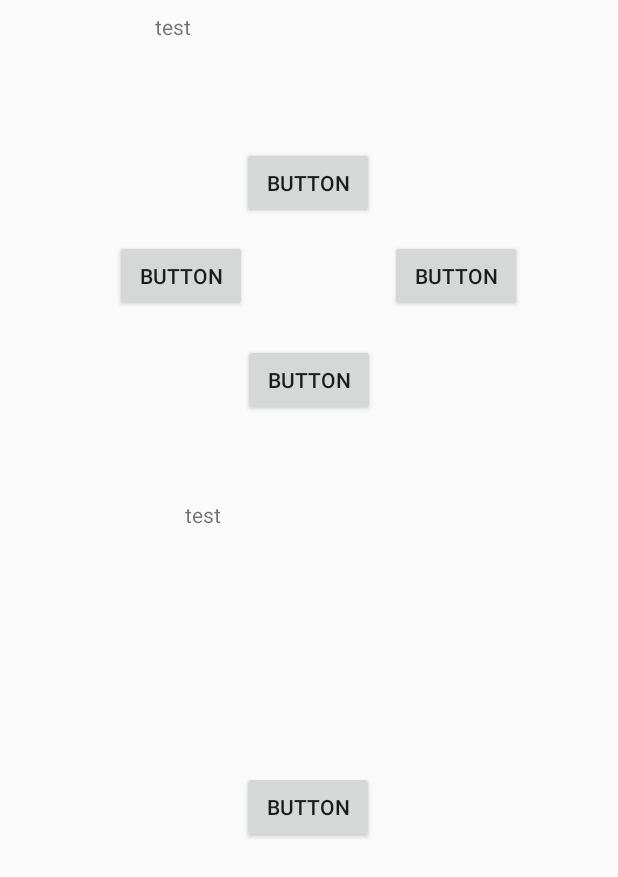
After one commit to ale-mazz/LEGO-Print3r, an Android app: the CalibrationActivity screen opened directly, with no data from a screen before it, on a phone screen of 412 x 824 dp. The commit adds this screen. Shown: the top 877 px of the screen. Run offline under Robolectric (Android 15) with nearby library versions, the phone set to English and light mode, and no system bars.

Commit message:
added calibration activity and layout mockup + removed bluetooth if

```diff
--- a/app/src/main/AndroidManifest.xml
+++ b/app/src/main/AndroidManifest.xml
@@ -17,10 +17,11 @@
         android:roundIcon="@mipmap/app_logo_round"
         android:supportsRtl="true"
         android:theme="@style/AppTheme">
+        <activity android:name=".CalibrationActivity"></activity>
         <activity
             android:name=".PrintPreviewActivityHelp"
             android:label="PrintPreviewActivityHelp"
-            android:theme="@style/AppTheme.HelpBox"/>
+            android:theme="@style/AppTheme.HelpBox" />
         <activity android:name=".PrintActivity" />
         <activity android:name=".PrintPreviewActivity" />
         <activity
@@ -29,11 +30,13 @@
             android:theme="@style/AppTheme.HelpBox">
             <intent-filter>
                 <action android:name="android.intent.action.VIEW" />
+
                 <category android:name="android.intent.category.DEFAULT" />
                 <category android:name="android.intent.category.BROWSABLE" />
+
                 <data
-                    android:scheme="https"
-                    android:host="github.com" />
+                    android:host="github.com"
+                    android:scheme="https" />
             </intent-filter>
         </activity>
         <activity android:name=".BluetoothErrorActivity" />
--- /dev/null
+++ b/app/src/main/java/printer/ev3printer/CalibrationActivity.java
@@ -0,0 +1,13 @@
+package printer.ev3printer;
+
+import android.support.v7.app.AppCompatActivity;
+import android.os.Bundle;
+
+public class CalibrationActivity extends AppCompatActivity {
+
+    @Override
+    protected void onCreate(Bundle savedInstanceState) {
+        super.onCreate(savedInstanceState);
+        setContentView(R.layout.activity_calibration);
+    }
+}
--- a/app/src/main/java/printer/ev3printer/SplashActivity.java
+++ b/app/src/main/java/printer/ev3printer/SplashActivity.java
@@ -18,15 +18,15 @@ public class SplashActivity extends AppCompatActivity {
 
         new Handler().postDelayed(() -> {
             Intent mySuperIntent = new Intent(SplashActivity.this, GalleryActivity.class);
-            Intent i = new Intent(SplashActivity.this, BluetoothErrorActivity.class);
+            //Intent i = new Intent(SplashActivity.this, BluetoothErrorActivity.class);
             BluetoothAdapter mBluetoothAdapter = BluetoothAdapter.getDefaultAdapter();
-            if (!isBluetoothAvailable()) {
-                startActivity(i);
-                finish();
-            } else {
+            //if (!isBluetoothAvailable()) {
+            //    startActivity(i);
+            //    finish();
+            //} else {
                 startActivity(mySuperIntent);
                 finish();
-            }
+            //}
         }, SPLASH_TIME);
     }
 
--- /dev/null
+++ b/app/src/main/res/layout/activity_calibration.xml
@@ -0,0 +1,97 @@
+<?xml version="1.0" encoding="utf-8"?>
+<android.support.constraint.ConstraintLayout xmlns:android="http://schemas.android.com/apk/res/android"
+    xmlns:app="http://schemas.android.com/apk/res-auto"
+    xmlns:tools="http://schemas.android.com/tools"
+    android:layout_width="match_parent"
+    android:layout_height="match_parent"
+    tools:context=".CalibrationActivity">
+
+    <TextView
+        android:id="@+id/calibInstructions"
+        android:layout_width="206dp"
+        android:layout_height="58dp"
+        android:layout_marginStart="8dp"
+        android:layout_marginTop="8dp"
+        android:layout_marginEnd="8dp"
+        android:text="test"
+        app:layout_constraintEnd_toEndOf="parent"
+        app:layout_constraintStart_toStartOf="parent"
+        app:layout_constraintTop_toTopOf="parent" />
+
+    <Button
+        android:id="@+id/arrowUp"
+        android:layout_width="wrap_content"
+        android:layout_height="wrap_content"
+        android:layout_marginStart="8dp"
+        android:layout_marginTop="32dp"
+        android:layout_marginEnd="8dp"
+        android:text="Button"
+        app:layout_constraintEnd_toEndOf="parent"
+        app:layout_constraintHorizontal_bias="0.498"
+        app:layout_constraintStart_toStartOf="parent"
+        app:layout_constraintTop_toBottomOf="@+id/calibInstructions" />
+
+    <Button
+        android:id="@+id/arrowLeft"
+        android:layout_width="wrap_content"
+        android:layout_height="wrap_content"
+        android:layout_marginStart="8dp"
+        android:layout_marginTop="160dp"
+        android:layout_marginEnd="8dp"
+        android:text="Button"
+        app:layout_constraintEnd_toStartOf="@+id/arrowRight"
+        app:layout_constraintHorizontal_bias="0.442"
+        app:layout_constraintStart_toStartOf="parent"
+        app:layout_constraintTop_toTopOf="parent" />
+
+    <Button
+        android:id="@+id/arrowRight"
+        android:layout_width="wrap_content"
+        android:layout_height="wrap_content"
+        android:layout_marginTop="160dp"
+        android:layout_marginEnd="64dp"
+        android:text="Button"
+        app:layout_constraintEnd_toEndOf="parent"
+        app:layout_constraintTop_toTopOf="parent" />
+
+    <Button
+        android:id="@+id/arrowDown"
+        android:layout_width="wrap_content"
+        android:layout_height="wrap_content"
+        android:layout_marginStart="8dp"
+        android:layout_marginTop="131dp"
+        android:layout_marginEnd="8dp"
+        android:text="Button"
+        app:layout_constraintEnd_toEndOf="parent"
+        app:layout_constraintStart_toStartOf="parent"
+        app:layout_constraintTop_toTopOf="@+id/arrowUp" />
+
+    <TextView
+        android:id="@+id/textView2"
+        android:layout_width="165dp"
+        android:layout_height="55dp"
+        android:layout_marginStart="8dp"
+        android:layout_marginTop="56dp"
+        android:layout_marginEnd="8dp"
+        android:text="test"
+        app:layout_constraintEnd_toEndOf="parent"
+        app:layout_constraintStart_toStartOf="parent"
+        app:layout_constraintTop_toBottomOf="@+id/arrowDown" />
+
+    <Button
+        android:id="@+id/finishButton"
+        android:layout_width="wrap_content"
+        android:layout_height="wrap_content"
+        android:layout_marginStart="8dp"
+        android:layout_marginTop="48dp"
+        android:layout_marginEnd="8dp"
+        android:layout_marginBottom="8dp"
+        android:text="Button"
+        app:layout_constraintBottom_toBottomOf="parent"
+        app:layout_constraintEnd_toEndOf="parent"
+        app:layout_constraintHorizontal_bias="0.498"
+        app:layout_constraintStart_toStartOf="parent"
+        app:layout_constraintTop_toBottomOf="@+id/textView2"
+        app:layout_constraintVertical_bias="0.233" />
+
+</android.support.constraint.ConstraintLayout>
```
